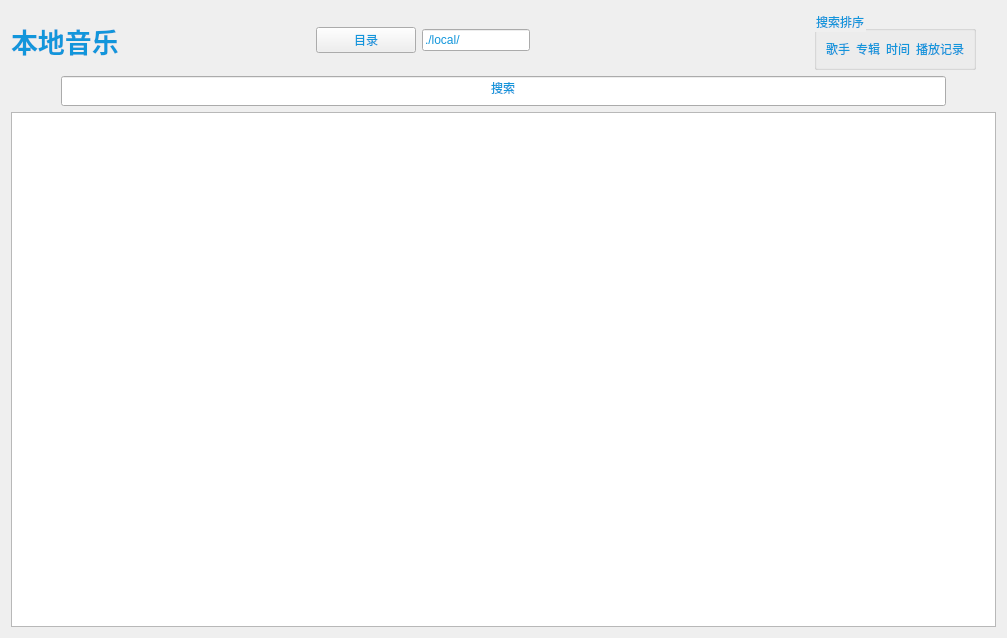
Old version of the form src/view/localmusicview.ui in the repository zhichao10086/MusicPlayer.
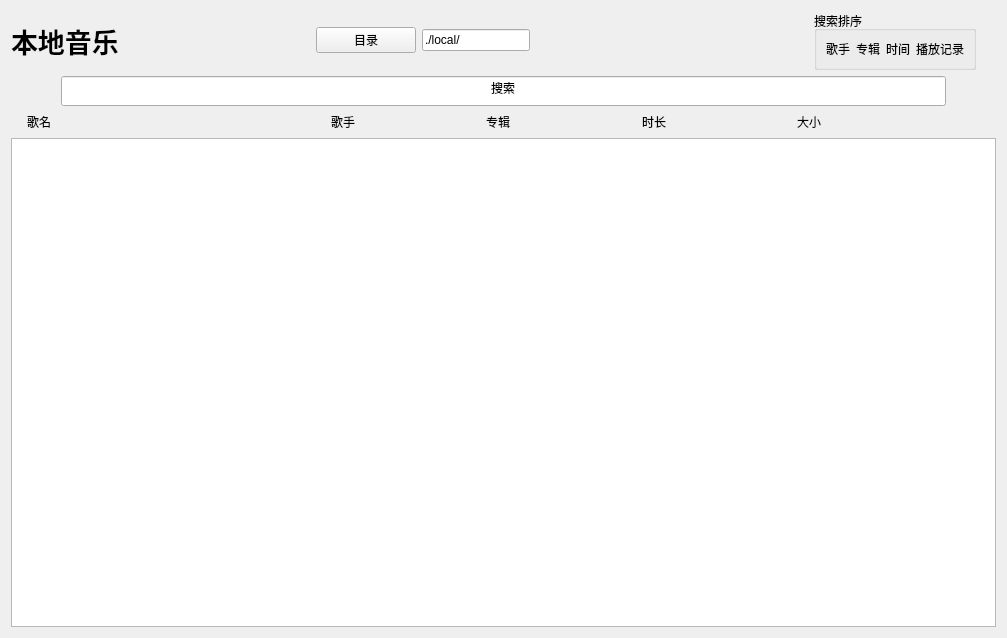
New version of the form.

What changed in the file:
```diff
--- a/src/view/localmusicview.ui
+++ b/src/view/localmusicview.ui
@@ -14,7 +14,7 @@
    <string>Form</string>
   </property>
   <property name="styleSheet">
-   <string notr="true">color:#1296db;</string>
+   <string notr="true"/>
   </property>
   <layout class="QVBoxLayout" name="verticalLayout_2">
    <item>
@@ -37,8 +37,7 @@
           </font>
          </property>
          <property name="styleSheet">
-          <string notr="true">QLabel{color:#1296db;
-}</string>
+          <string notr="true"/>
          </property>
          <property name="text">
           <string>本地音乐</string>
@@ -160,6 +159,91 @@
    </item>
    <item>
     <layout class="QVBoxLayout" name="verticalLayout_3">
+     <item>
+      <layout class="QHBoxLayout" name="horizontalLayout_6" stretch="1,4,2,2,2,2">
+       <property name="rightMargin">
+        <number>50</number>
+       </property>
+       <item>
+        <layout class="QHBoxLayout" name="horizontalLayout_13">
+         <item>
+          <widget class="QLabel" name="label_5">
+           <property name="sizePolicy">
+            <sizepolicy hsizetype="Fixed" vsizetype="Fixed">
+             <horstretch>0</horstretch>
+             <verstretch>0</verstretch>
+            </sizepolicy>
+           </property>
+           <property name="minimumSize">
+            <size>
+             <width>10</width>
+             <height>20</height>
+            </size>
+           </property>
+           <property name="text">
+            <string/>
+           </property>
+          </widget>
+         </item>
+        </layout>
+       </item>
+       <item>
+        <layout class="QHBoxLayout" name="horizontalLayout_11">
+         <item>
+          <widget class="QLabel" name="label_4">
+           <property name="text">
+            <string>歌名</string>
+           </property>
+          </widget>
+         </item>
+        </layout>
+       </item>
+       <item>
+        <layout class="QHBoxLayout" name="horizontalLayout_9">
+         <item>
+          <widget class="QLabel" name="label_3">
+           <property name="text">
+            <string>歌手</string>
+           </property>
+          </widget>
+         </item>
+        </layout>
+       </item>
+       <item>
+        <layout class="QHBoxLayout" name="horizontalLayout_7">
+         <item>
+          <widget class="QLabel" name="label_2">
+           <property name="text">
+            <string>专辑</string>
+           </property>
+          </widget>
+         </item>
+        </layout>
+       </item>
+       <item>
+        <layout class="QHBoxLayout" name="horizontalLayout_14">
+         <item>
+          <widget class="QLabel" name="label_6">
+           <property name="text">
+            <string>时长</string>
+           </property>
+          </widget>
+         </item>
+        </layout>
+       </item>
+       <item>
+        <layout class="QHBoxLayout" name="horizontalLayout_15">
+         <item>
+          <widget class="QLabel" name="label_7">
+           <property name="text">
+            <string>大小</string>
+           </property>
+          </widget>
+         </item>
+        </layout>
+       </item>
+      </layout>
+     </item>
      <item>
       <widget class="QListWidget" name="lwMusicList"/>
      </item>
```
